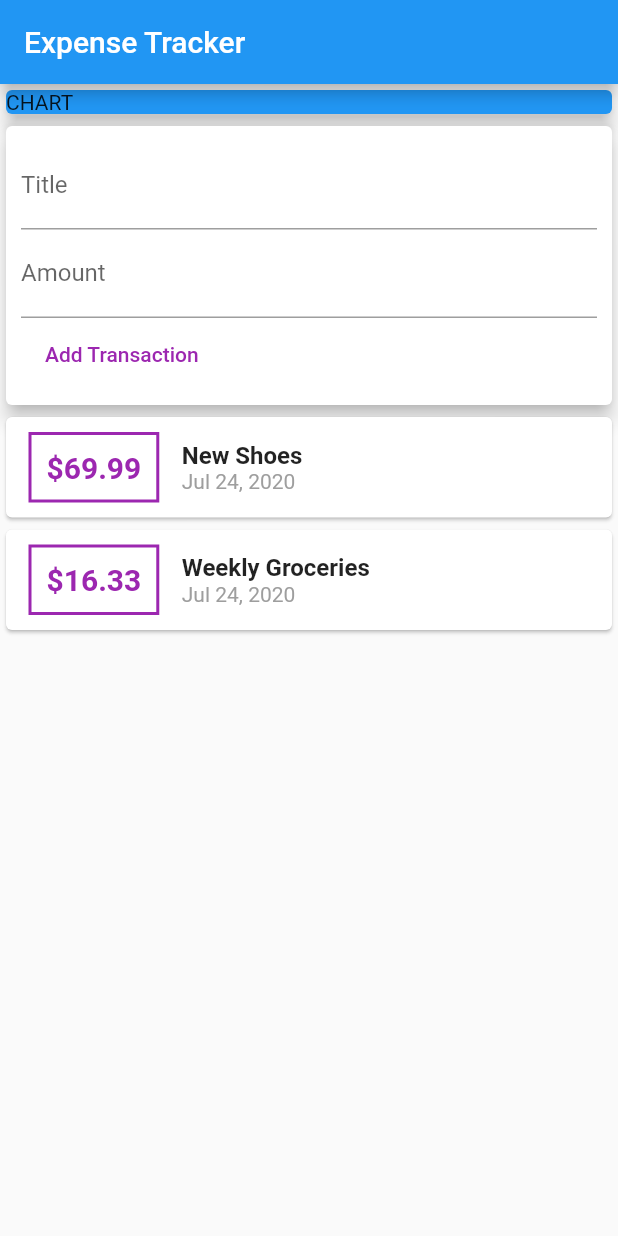
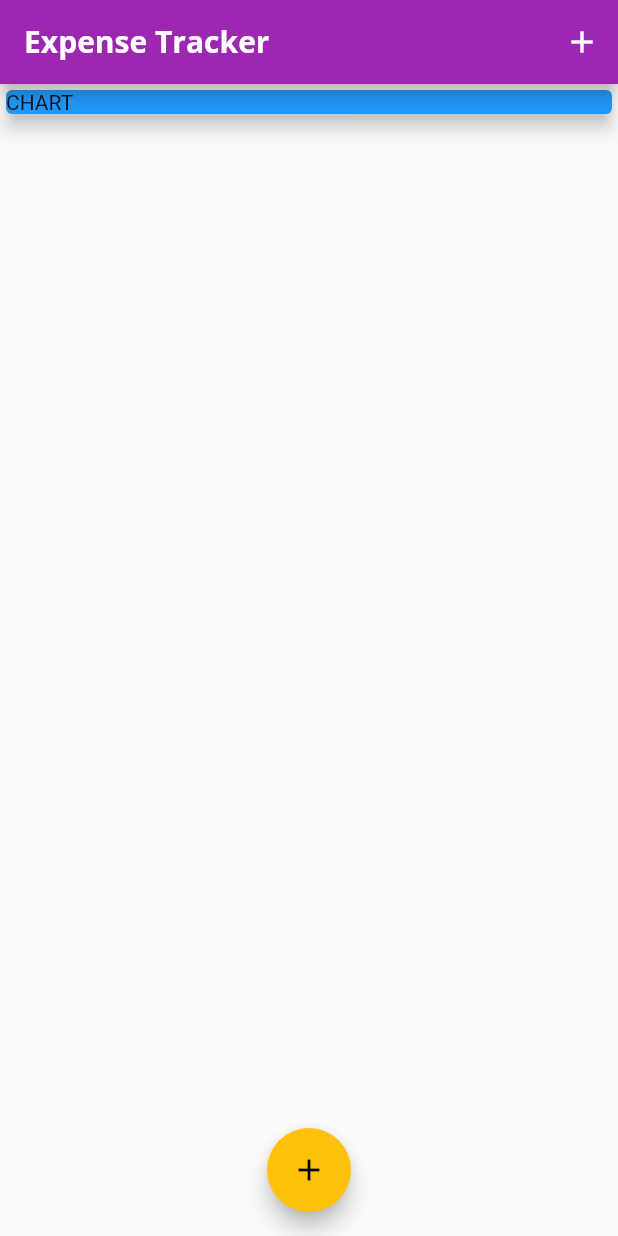
Before and after one commit to sleez007/expense_tracker, a Flutter app: the screen it shows after launch, on a phone screen of 412 x 824 dp. Run offline on Flutter 3.47's test engine with Material 2 defaults, Android fonts, the phone set to English and light mode, and no system bars.

```diff
--- a/lib/main.dart
+++ b/lib/main.dart
@@ -1,8 +1,7 @@
+import 'package:expense_tracker/models/transaction.dart';
 import 'package:expense_tracker/widgets/new_transaction.dart';
 import 'package:expense_tracker/widgets/transaction_list.dart';
-import 'package:expense_tracker/widgets/user_transactions.dart';
 import 'package:flutter/material.dart';
-import 'package:intl/intl.dart';
 
 void main() => runApp(MyApp());
 
@@ -11,23 +10,73 @@ class MyApp extends StatelessWidget {
   @override
   Widget build(BuildContext context) {
     return MaterialApp(
-        title: 'Flutter Demo',
+        title: 'Personal Expenses',
         theme: ThemeData(
-          primarySwatch: Colors.blue,
+          primarySwatch: Colors.purple,
+          accentColor: Colors.amber,
+          fontFamily: 'Quicksand',
+          textTheme: ThemeData.light().textTheme.copyWith(
+            title: TextStyle(
+              fontFamily: 'OpenSans',
+              fontSize: 18,
+              fontWeight: FontWeight.bold
+            )
+          ),
+          appBarTheme: AppBarTheme(textTheme: ThemeData.light().textTheme.copyWith(title: TextStyle(fontFamily: 'OpenSans', fontSize: 20, fontWeight: FontWeight.bold)) )
+
         ),
-        home: MyHomePage());
+        home: _MyHomePage());
   }
 }
 
-class MyHomePage extends StatelessWidget {
-//  String titleInput;
-//  String amountInput;
+class _MyHomePage extends StatefulWidget{
+  @override
+  State<StatefulWidget> createState() {
+    return _MyHomePageState();
+  }
+
+}
+
+class _MyHomePageState extends State<_MyHomePage> {
+
+
+  void startAddNewTransaction(BuildContext context){
+    showModalBottomSheet(context : context, builder: (bCtx){
+      return GestureDetector(
+        onTap: (){},
+        child:  NewTransaction(_addNewTransactions),
+        behavior: HitTestBehavior.opaque,
+      );
+    });
+  }
+
+  final List<Transaction> _userTransactions  =[
+//    Transaction(id: 't1', title: 'New Shoes', amount: 69.99, date: DateTime.now()),
+//    Transaction(
+//        id: 't2',
+//        title: 'Weekly Groceries',
+//        amount: 16.33,
+//        date: DateTime.now()
+//    )
+  ];
+
+  void _addNewTransactions(String txTitle, double txAmount){
+    final newTx =  Transaction(title: txTitle, amount: txAmount, date: DateTime.now(), id: DateTime.now().toString());
+    setState(() {
+      _userTransactions.add(newTx);
+    });
+  }
 
 
   @override
   Widget build(BuildContext context) {
     return Scaffold(
-        appBar: AppBar(title: Text('Expense Tracker')),
+        appBar: AppBar(
+          title: Text('Expense Tracker'),
+          actions: <Widget>[
+            IconButton(icon: Icon(Icons.add), onPressed: ()=>startAddNewTransaction(context))
+          ],
+        ),
         body: SingleChildScrollView(
       child: Column(
         crossAxisAlignment: CrossAxisAlignment.stretch,
@@ -40,9 +89,11 @@ class MyHomePage extends StatelessWidget {
               elevation: 5,
             ),
           ),
-          UserTransactions()
+          TransactionList(_userTransactions)
         ],
       )),
+      floatingActionButtonLocation: FloatingActionButtonLocation.centerFloat,
+      floatingActionButton: FloatingActionButton(child: Icon(Icons.add),onPressed: ()=>startAddNewTransaction(context)),
     );
   }
 }
--- a/lib/widgets/transaction_list.dart
+++ b/lib/widgets/transaction_list.dart
@@ -18,15 +18,15 @@ class TransactionList extends StatelessWidget {
               children: <Widget>[
                 Container(
                   child: Text(
-                    '\$${transactions[index].amount}',
+                    '\$${transactions[index].amount.toStringAsFixed(2)}',
                     style: TextStyle(
                         fontWeight: FontWeight.bold,
                         fontSize: 20,
-                        color: Colors.purple),
+                        color: Theme.of(context).primaryColor),
                   ),
                   margin: EdgeInsets.symmetric(vertical: 10, horizontal: 15),
                   decoration: BoxDecoration(
-                      border: Border.all(color: Colors.purple, width: 2)),
+                      border: Border.all(color: Theme.of(context).primaryColor, width: 2)),
                   padding: EdgeInsets.all(10),
                 ),
                 Column(
@@ -34,8 +34,7 @@ class TransactionList extends StatelessWidget {
                   children: <Widget>[
                     Text(
                       transactions[index].title,
-                      style:
-                          TextStyle(fontSize: 16, fontWeight: FontWeight.bold),
+                      style: Theme.of(context).textTheme.title
                     ),
                     Text(
                       DateFormat.yMMMd().format(transactions[index].date),
--- a/lib/widgets/user_transactions.dart
+++ /dev/null
@@ -1,39 +0,0 @@
-import 'package:expense_tracker/models/transaction.dart';
-import 'package:expense_tracker/widgets/new_transaction.dart';
-import 'package:expense_tracker/widgets/transaction_list.dart';
-import 'package:flutter/material.dart';
-
-class UserTransactions extends StatefulWidget {
-  @override
-  _UserTransactionsState createState() => _UserTransactionsState();
-}
-
-class _UserTransactionsState extends State<UserTransactions> {
-  final List<Transaction> _userTransactions  =[
-    Transaction(id: 't1', title: 'New Shoes', amount: 69.99, date: DateTime.now()),
-    Transaction(
-        id: 't2',
-        title: 'Weekly Groceries',
-        amount: 16.33,
-        date: DateTime.now()
-    )
-  ];
-
-  void _addNewTransactions(String txTitle, double txAmount){
-    final newTx =  Transaction(title: txTitle, amount: txAmount, date: DateTime.now(), id: DateTime.now().toString());
-    setState(() {
-      _userTransactions.add(newTx);
-    });
-
-  }
-
-  @override
-  Widget build(BuildContext context) {
-    return Column(
-      children: <Widget>[
-        NewTransaction(_addNewTransactions),
-        TransactionList(_userTransactions)
-      ],
-    );
-  }
-}
```
Also changed, not shown: lib/widgets/new_transaction.dart (+22 -7 lines), pubspec.yaml (+11 -11 lines), assets/fonts/OpenSans-Bold.ttf (added), assets/fonts/OpenSans-Regular.ttf (added), assets/fonts/Quicksand-Bold.ttf (added), assets/fonts/Quicksand-Light.ttf (added), assets/fonts/Quicksand-Medium.ttf (added), assets/fonts/Quicksand-Regular.ttf (added).
